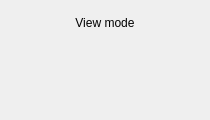
First picture: the form in qimgv/gui/folderview/fvoptionspopup.ui, repository do-i/thumbgrid, before the edit.
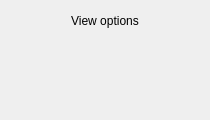
Second picture: the form after the edit. Custom widgets are drawn as their Qt base class.

Commit message: [IconWidget] fix possible crash [FolderView] popup / combobox visual tweaks

```diff
--- a/qimgv/gui/folderview/fvoptionspopup.ui
+++ b/qimgv/gui/folderview/fvoptionspopup.ui
@@ -36,15 +36,21 @@
     <number>0</number>
    </property>
    <property name="leftMargin">
-    <number>0</number>
+    <number>6</number>
+   </property>
+   <property name="topMargin">
+    <number>9</number>
    </property>
    <property name="rightMargin">
-    <number>0</number>
+    <number>6</number>
+   </property>
+   <property name="bottomMargin">
+    <number>6</number>
    </property>
    <item>
     <widget class="QLabel" name="label">
      <property name="text">
-      <string>View mode</string>
+      <string>View options</string>
      </property>
      <property name="alignment">
       <set>Qt::AlignCenter</set>
```
Left out of the diff: 2 changed lines with no effect on the pictures. The commit also changes 9 other files.
